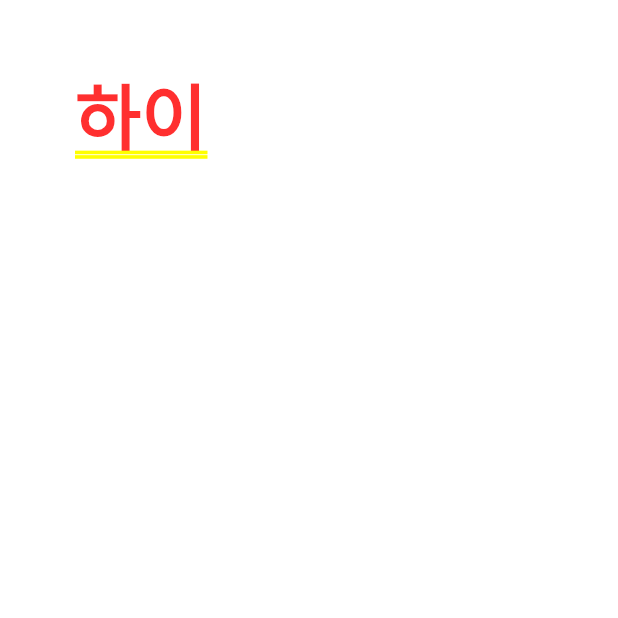
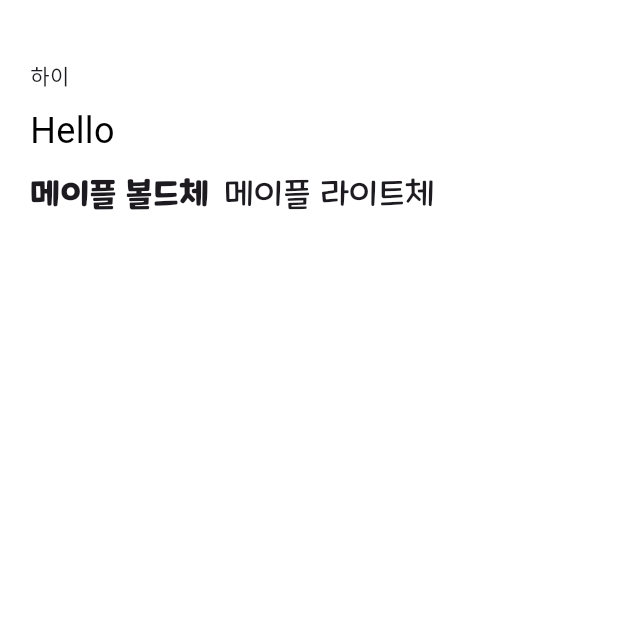
Before and after one commit to cjy2103/Flutter, a Flutter app: the screen it shows after launch, on a phone screen of 412 x 824 dp, the top half of it. Run offline on Flutter 3.47's test engine with Material 3 defaults, Android fonts, the phone set to English and light mode, and no system bars.

Commit message:
플러터 텍스트 예제 (메이플 볼드, 라이트체 적용 완)

```diff
--- a/basic/text/lib/main.dart
+++ b/basic/text/lib/main.dart
@@ -10,11 +10,42 @@ class MainApp extends StatelessWidget {
   @override
   Widget build(BuildContext context) {
     return  const MaterialApp(
-      home: Padding(
-          padding: EdgeInsets.only(top:  40.0, left: 50.0),
-        child: Text("하이")
+      home: Scaffold(
+        backgroundColor: Colors.white,
+        body : Padding(padding: EdgeInsets.only(top:  40.0, left: 20.0),
+            child: Column(
+            crossAxisAlignment: CrossAxisAlignment.start,
+            children: [
+              Text("하이"),
+              SizedBox(height: 10),
+              Text("Hello", style: TextStyle(
+                fontSize: 24,
+                fontWeight: FontWeight.normal,
+                decoration: TextDecoration.none,
+                color: Colors.black
+                )
+              ),
+              SizedBox(height: 10),
+              Row(
+                children: [
+                  Text("메이플 볼드체", style: TextStyle(
+                    fontSize: 22,
+                    fontFamily: 'MapleStoryBold'
+                    )
+                  ),
+                  SizedBox(width: 10),
+                  Text("메이플 라이트체", style: TextStyle(
+                    fontSize: 22,
+                    fontFamily: 'MapleStoryLight'
+                    )
+                  )
+                ],
+              )
+
+            ],
+          )
+        )
       )
-
     );
   }
 }
```
Also changed, not shown: basic/text/pubspec.yaml (+11 -0 lines), basic/text/assets/font/maplestory_bold.ttf (added), basic/text/assets/font/maplestory_light.ttf (added).
